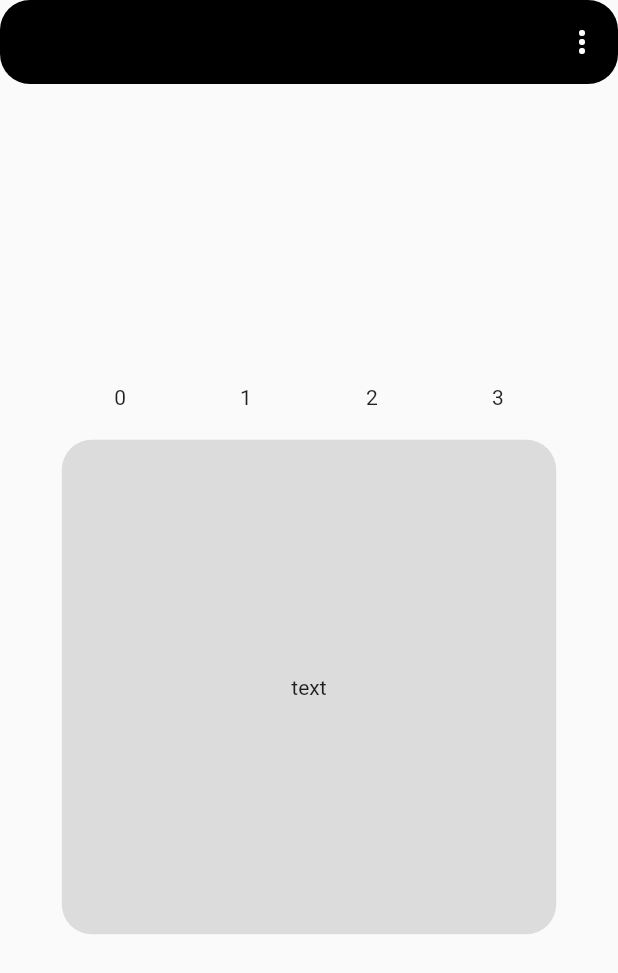
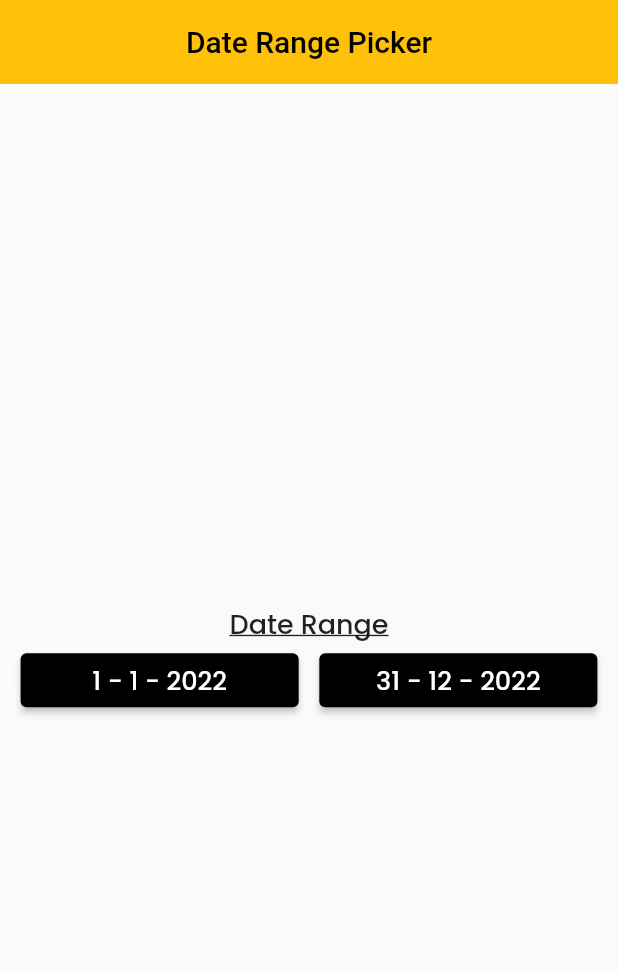
Before and after one commit to sahil078078/flutter_awesome_design, a Flutter app: the screen it shows after launch, on a phone screen of 412 x 824 dp. Shown: the top 973 px of the screen. Run offline on Flutter 3.47's test engine with Material 2 defaults, Android fonts, the phone set to English and light mode, and no system bars; our stand-ins replace carousel_slider, dio, easy_localization, file_picker, flutter_colorpicker, flutter_inset_box_shadow and 7 more; missing offline and left inert: easy_actions; Roboto replaces fonts that are missing (Poly).

Commit message:
date time deep dive

```diff
--- /dev/null
+++ b/lib/June13_2022/DateRangePicker/date_range_body.dart
@@ -0,0 +1,74 @@
+import 'package:flutter/material.dart';
+import 'package:google_fonts/google_fonts.dart';
+
+class DateRangeBody extends StatefulWidget {
+  const DateRangeBody({Key? key}) : super(key: key);
+
+  @override
+  State<DateRangeBody> createState() => _DateRangeBodyState();
+}
+
+class _DateRangeBodyState extends State<DateRangeBody> {
+  DateTimeRange dateRange = DateTimeRange(
+    start: DateTime(2022, 1, 1), // starting of 2022 it is start of range
+    end: DateTime(2022, 12, 31), // ending of 2022 it is end og range
+  );
+  @override
+  Widget build(BuildContext context) {
+    final start = dateRange.start;
+    final end = dateRange.end;
+    return Center(
+      child: Column(
+        mainAxisAlignment: MainAxisAlignment.center,
+        children: <Widget>[
+          Text(
+            'Date Range',
+            style: GoogleFonts.poppins(
+              fontSize: 18,
+              fontWeight: FontWeight.w500,
+              decoration: TextDecoration.underline,
+            ),
+          ),
+          Row(
+            mainAxisAlignment: MainAxisAlignment.spaceEvenly,
+            children: <Widget>[
+              SizedBox(
+                width: MediaQuery.of(context).size.width * 0.45,
+                child: ElevatedButton(
+                  onPressed: () {},
+                  child: Text(
+                    '${start.day} - ${start.month} - ${start.year}',
+                    style: GoogleFonts.poppins(
+                      fontSize: 17,
+                    ),
+                  ),
+                  style: ButtonStyle(
+                    backgroundColor: MaterialStateProperty.all<Color>(
+                      Colors.black,
+                    ),
+                  ),
+                ),
+              ),
+              SizedBox(
+                width: MediaQuery.of(context).size.width * 0.45,
+                child: ElevatedButton(
+                    onPressed: () {},
+                    child: Text(
+                      '${end.day} - ${end.month} - ${end.year}',
+                      style: GoogleFonts.poppins(
+                        fontSize: 17,
+                      ),
+                    ),
+                    style: ButtonStyle(
+                      backgroundColor: MaterialStateProperty.all<Color>(
+                        Colors.black,
+                      ),
+                    )),
+              ),
+            ],
+          ),
+        ],
+      ),
+    );
+  }
+}
--- /dev/null
+++ b/lib/June13_2022/DateRangePicker/date_range_picker_homescreen.dart
@@ -0,0 +1,32 @@
+import 'package:flutter/material.dart';
+import 'package:flutter/services.dart';
+import 'package:google_fonts/google_fonts.dart';
+
+import 'date_range_body.dart';
+
+class DateRangePicker extends StatelessWidget {
+  const DateRangePicker({Key? key}) : super(key: key);
+
+  @override
+  Widget build(BuildContext context) {
+    return Scaffold(
+      appBar: AppBar(
+        backgroundColor: Colors.amber,
+        elevation: 0.0,
+        systemOverlayStyle: const SystemUiOverlayStyle(
+          statusBarColor: Colors.transparent,
+        ),
+        centerTitle: true,
+        title: Text(
+          'Date Range Picker',
+          style: GoogleFonts.poly(
+            color: Colors.black,
+            fontSize: 20,
+            fontWeight: FontWeight.w500,
+          ),
+        ),
+      ),
+      body: DateRangeBody(),
+    );
+  }
+}
--- a/lib/June6_2022/PopupMenu_widget/homescreen6june2.dart
+++ b/lib/June6_2022/PopupMenu_widget/homescreen6june2.dart
@@ -1,7 +1,6 @@
 import 'dart:developer';
 
 import 'package:flutter/material.dart';
-import 'package:flutter_awesome_design/May14_2022/CustomPainter/Pages/arc_page.dart';
 import 'package:google_fonts/google_fonts.dart';
 
 class HomeScreen6June2 extends StatelessWidget {
--- a/lib/May20_2022/ApiGetPostDelete/Models/custom_carousel_slider_for_fashion.dart
+++ b/lib/May20_2022/ApiGetPostDelete/Models/custom_carousel_slider_for_fashion.dart
@@ -1,4 +1,3 @@
-import 'package:carousel_slider/carousel_options.dart';
 import 'package:carousel_slider/carousel_slider.dart';
 import 'package:flutter/material.dart';
 import 'package:google_fonts/google_fonts.dart';
--- a/lib/May25_2022/GetDataFromAPI_GoogleSheet/get_data.dart
+++ b/lib/May25_2022/GetDataFromAPI_GoogleSheet/get_data.dart
@@ -5,14 +5,14 @@ import 'package:http/http.dart' as http;
 
 class GetData {
   final int id;
-  final String name, cName, m_no;
+  final String name, cName, mNo;
   final String? arrived, arrivedTime;
 
   GetData({
     required this.id,
     required this.name,
     required this.cName,
-    required this.m_no,
+    required this.mNo,
     required this.arrived,
     required this.arrivedTime,
   });
@@ -22,7 +22,7 @@ class GetData {
       id: json['id'],
       name: json['name'],
       cName: json['c_name'],
-      m_no: json['m_no'].toString(),
+      mNo: json['m_no'].toString(),
       arrived: json['arrived'].toString(),
       arrivedTime: json['arrivedTime'],
     );
--- a/lib/main.dart
+++ b/lib/main.dart
@@ -1,7 +1,7 @@
 import 'package:flutter/material.dart';
 import 'package:provider/provider.dart';
+import 'June13_2022/DateRangePicker/date_range_picker_homescreen.dart';
 import 'June3_2022/Simple_Api_calling_and_provider/provider_getdata.dart';
-import 'June6_2022/PopupMenu_widget/homescreen6june3.dart';
 
 void main() {
   runApp(
@@ -26,7 +26,7 @@ class MyApp extends StatelessWidget {
   Widget build(BuildContext context) {
     return const MaterialApp(
       debugShowCheckedModeBanner: false,
-      home: HomeScreen6June3(),
+      home: DateRangePicker(),
     );
   }
 }
```
Also changed, not shown: lib/June13_2022/DatePicker_timePicker_dateRangePicker/datetime_deep_homescreen.dart (added, +256 -0 lines), lib/May19_2022/fetchDataFromApi/Practice1/fetch_data_homescreen1.dart (+3 -6 lines).
